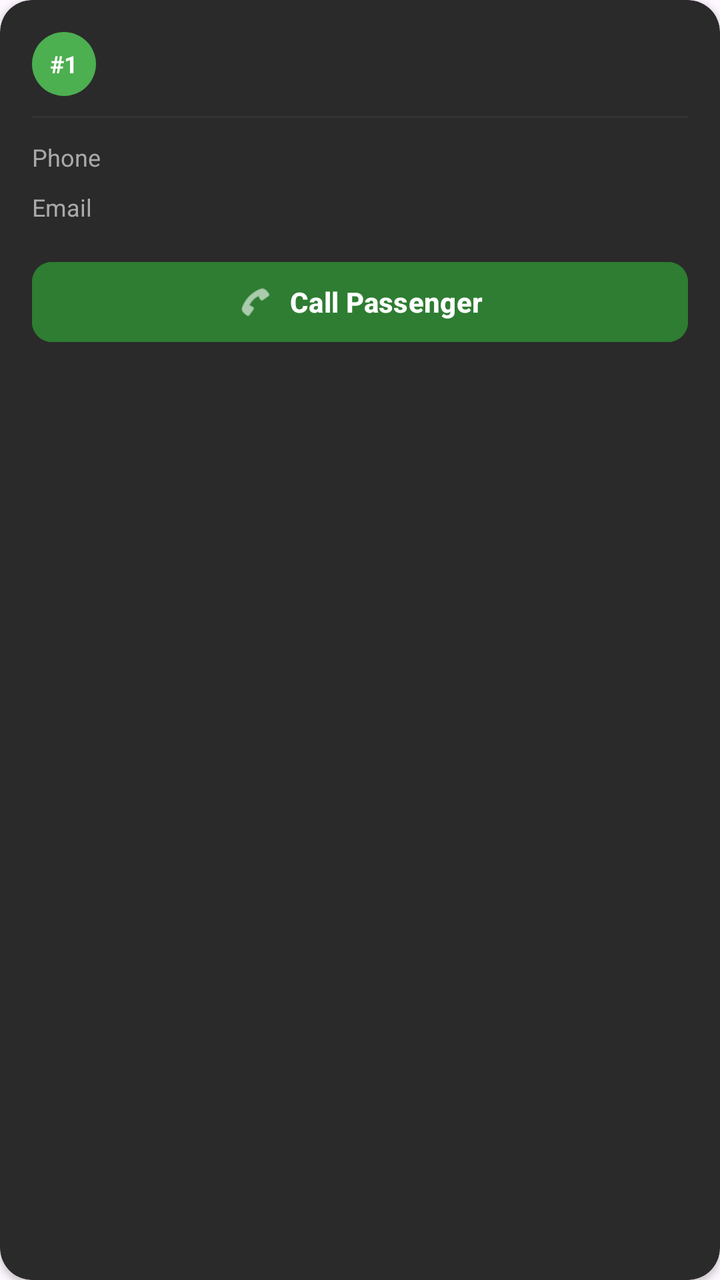
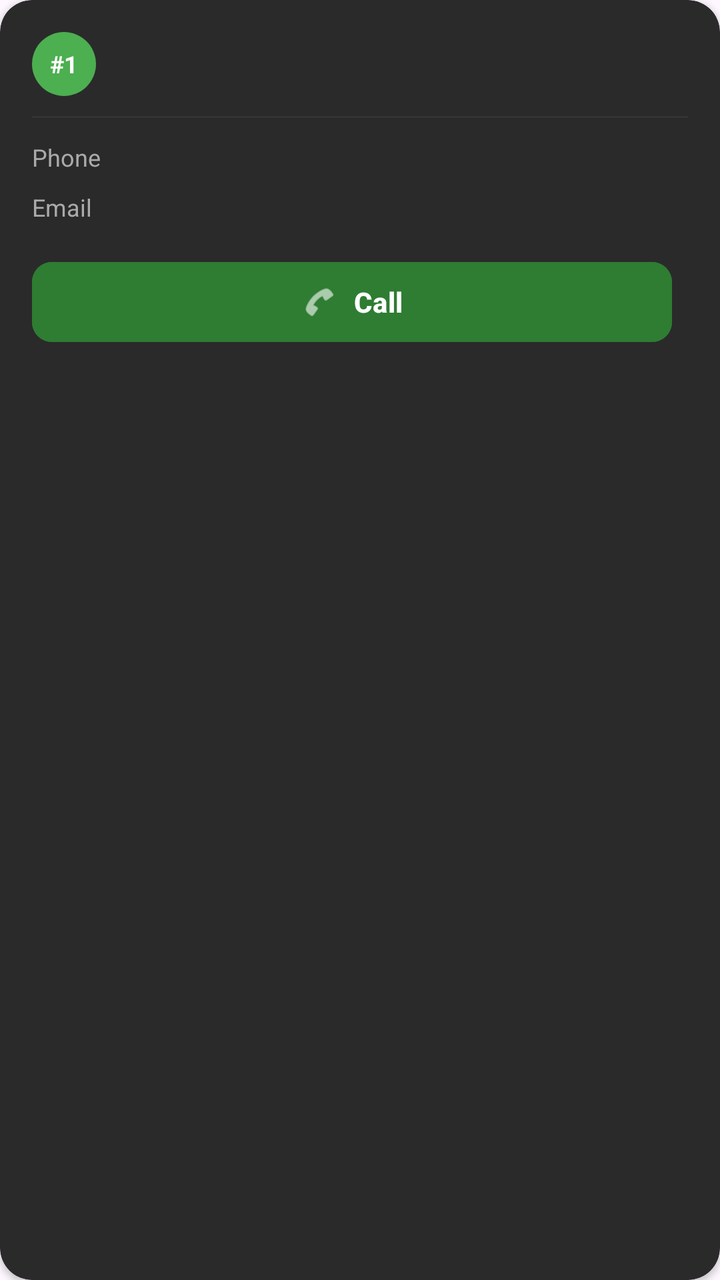

Screens rendered from an Android XML layout before and after an edit, with the pre-edit source and the edit as a unified diff.
<!-- AndroidManifest.xml: application theme Theme.MyWay -->
<!-- res/layout/item_passenger.xml -->
<?xml version="1.0" encoding="utf-8"?>
<androidx.cardview.widget.CardView
    xmlns:android="http://schemas.android.com/apk/res/android"
    xmlns:app="http://schemas.android.com/apk/res-auto"
    android:layout_width="match_parent"
    android:layout_height="wrap_content"
    android:layout_marginHorizontal="16dp"
    android:layout_marginVertical="6dp"
    android:elevation="2dp"
    app:cardBackgroundColor="@color/colorCard"
    app:cardCornerRadius="16dp">

    <LinearLayout
        android:layout_width="match_parent"
        android:layout_height="wrap_content"
        android:orientation="vertical"
        android:padding="16dp">

        <LinearLayout
            android:layout_width="match_parent"
            android:layout_height="wrap_content"
            android:orientation="horizontal"
            android:gravity="center_vertical"
            android:layout_marginBottom="10dp">

            <TextView
                android:id="@+id/tvPassengerNumber"
                android:layout_width="32dp"
                android:layout_height="32dp"
                android:gravity="center"
                android:text="#1"
                android:textSize="12sp"
                android:textStyle="bold"
                android:textColor="#FFFFFF"
                android:background="@drawable/circle_green"
                android:layout_marginEnd="12dp"/>

            <TextView
                android:id="@+id/tvPassengerName"
                android:layout_width="0dp"
                android:layout_height="wrap_content"
                android:layout_weight="1"
                android:textSize="17sp"
                android:textStyle="bold"
                android:textColor="@color/colorPrimaryText"/>

        </LinearLayout>

        <View
            android:layout_width="match_parent"
            android:layout_height="1dp"
            android:background="@color/colorDivider"
            android:layout_marginBottom="10dp"/>

        <LinearLayout
            android:layout_width="match_parent"
            android:layout_height="wrap_content"
            android:orientation="horizontal"
            android:gravity="center_vertical"
            android:layout_marginBottom="6dp">

            <TextView
                android:layout_width="0dp"
                android:layout_height="wrap_content"
                android:layout_weight="1"
                android:text="Phone"
                android:textSize="12sp"
                android:textColor="@color/colorSecondaryText"/>

            <TextView
                android:id="@+id/tvPassengerPhone"
                android:layout_width="wrap_content"
                android:layout_height="wrap_content"
                android:textSize="14sp"
                android:textStyle="bold"
                android:textColor="@color/colorPrimaryText"/>

        </LinearLayout>

        <LinearLayout
            android:layout_width="match_parent"
            android:layout_height="wrap_content"
            android:orientation="horizontal"
            android:gravity="center_vertical"
            android:layout_marginBottom="14dp">

            <TextView
                android:layout_width="0dp"
                android:layout_height="wrap_content"
                android:layout_weight="1"
                android:text="Email"
                android:textSize="12sp"
                android:textColor="@color/colorSecondaryText"/>

            <TextView
                android:id="@+id/tvPassengerEmail"
                android:layout_width="wrap_content"
                android:layout_height="wrap_content"
                android:textSize="14sp"
                android:textStyle="bold"
                android:textColor="@color/colorPrimaryText"
                android:maxLines="1"
                android:ellipsize="end"/>

        </LinearLayout>

        <com.google.android.material.button.MaterialButton
            android:id="@+id/btnCallPassenger"
            android:layout_width="match_parent"
            android:layout_height="48dp"
            android:text="Call Passenger"
            android:textSize="14sp"
            android:textStyle="bold"
            android:textAllCaps="false"
            android:textColor="#FFFFFF"
            android:backgroundTint="#2E7D32"
            app:cornerRadius="10dp"
            app:icon="@android:drawable/ic_menu_call"
            app:iconGravity="textStart"
            app:iconTint="#FFFFFF"/>

    </LinearLayout>

</androidx.cardview.widget.CardView>
<!-- resources referenced by this layout -->
<resources>
  <color name="colorCard">#2A2A2A</color>
  <color name="colorDivider">#333333</color>
  <color name="colorPrimaryText">#EEEEEE</color>
  <color name="colorSecondaryText">#AAAAAA</color>
  <!-- drawable circle_green (drawable) -->
  <?xml version="1.0" encoding="utf-8"?>
  <shape xmlns:android="http://schemas.android.com/apk/res/android"
      android:shape="oval">
      <solid android:color="#4CAF50"/>
  </shape>
  <style name="Theme.MyWay" parent="Theme.Material3.DayNight.NoActionBar">
      </style>
</resources>

<!-- the commit's change to res/layout/item_passenger.xml (unified diff, before → after) -->
@@ -35,14 +35,30 @@
                 android:background="@drawable/circle_green"
                 android:layout_marginEnd="12dp"/>
 
-            <TextView
-                android:id="@+id/tvPassengerName"
+            <LinearLayout
                 android:layout_width="0dp"
                 android:layout_height="wrap_content"
                 android:layout_weight="1"
-                android:textSize="17sp"
-                android:textStyle="bold"
-                android:textColor="@color/colorPrimaryText"/>
+                android:orientation="vertical">
+
+                <TextView
+                    android:id="@+id/tvPassengerName"
+                    android:layout_width="wrap_content"
+                    android:layout_height="wrap_content"
+                    android:textSize="17sp"
+                    android:textStyle="bold"
+                    android:textColor="@color/colorPrimaryText"/>
+
+                <TextView
+                    android:id="@+id/tvPassengerRating"
+                    android:layout_width="wrap_content"
+                    android:layout_height="wrap_content"
+                    android:textSize="12sp"
+                    android:textColor="#FFAA00"
+                    android:layout_marginTop="2dp"
+                    android:visibility="gone"/>
+
+            </LinearLayout>
 
         </LinearLayout>
 
@@ -104,20 +120,44 @@
 
         </LinearLayout>
 
-        <com.google.android.material.button.MaterialButton
-            android:id="@+id/btnCallPassenger"
+        <LinearLayout
             android:layout_width="match_parent"
-            android:layout_height="48dp"
-            android:text="Call Passenger"
-            android:textSize="14sp"
-            android:textStyle="bold"
-            android:textAllCaps="false"
-            android:textColor="#FFFFFF"
-            android:backgroundTint="#2E7D32"
-            app:cornerRadius="10dp"
-            app:icon="@android:drawable/ic_menu_call"
-            app:iconGravity="textStart"
-            app:iconTint="#FFFFFF"/>
+            android:layout_height="wrap_content"
+            android:orientation="horizontal"
+            android:gravity="center_vertical">
+
+            <com.google.android.material.button.MaterialButton
+                android:id="@+id/btnCallPassenger"
+                android:layout_width="0dp"
+                android:layout_height="48dp"
+                android:layout_weight="1"
+                android:layout_marginEnd="8dp"
+                android:text="Call"
+                android:textSize="14sp"
+                android:textStyle="bold"
+                android:textAllCaps="false"
+                android:textColor="#FFFFFF"
+                android:backgroundTint="#2E7D32"
+                app:cornerRadius="10dp"
+                app:icon="@android:drawable/ic_menu_call"
+                app:iconGravity="textStart"
+                app:iconTint="#FFFFFF"/>
+
+            <com.google.android.material.button.MaterialButton
+                android:id="@+id/btnRatePassenger"
+                android:layout_width="0dp"
+                android:layout_height="48dp"
+                android:layout_weight="1"
+                android:text="⭐ Rate"
+                android:textSize="14sp"
+                android:textStyle="bold"
+                android:textAllCaps="false"
+                android:textColor="#111111"
+                android:backgroundTint="#FFAA00"
+                app:cornerRadius="10dp"
+                android:visibility="gone"/>
+
+        </LinearLayout>
 
     </LinearLayout>
 
